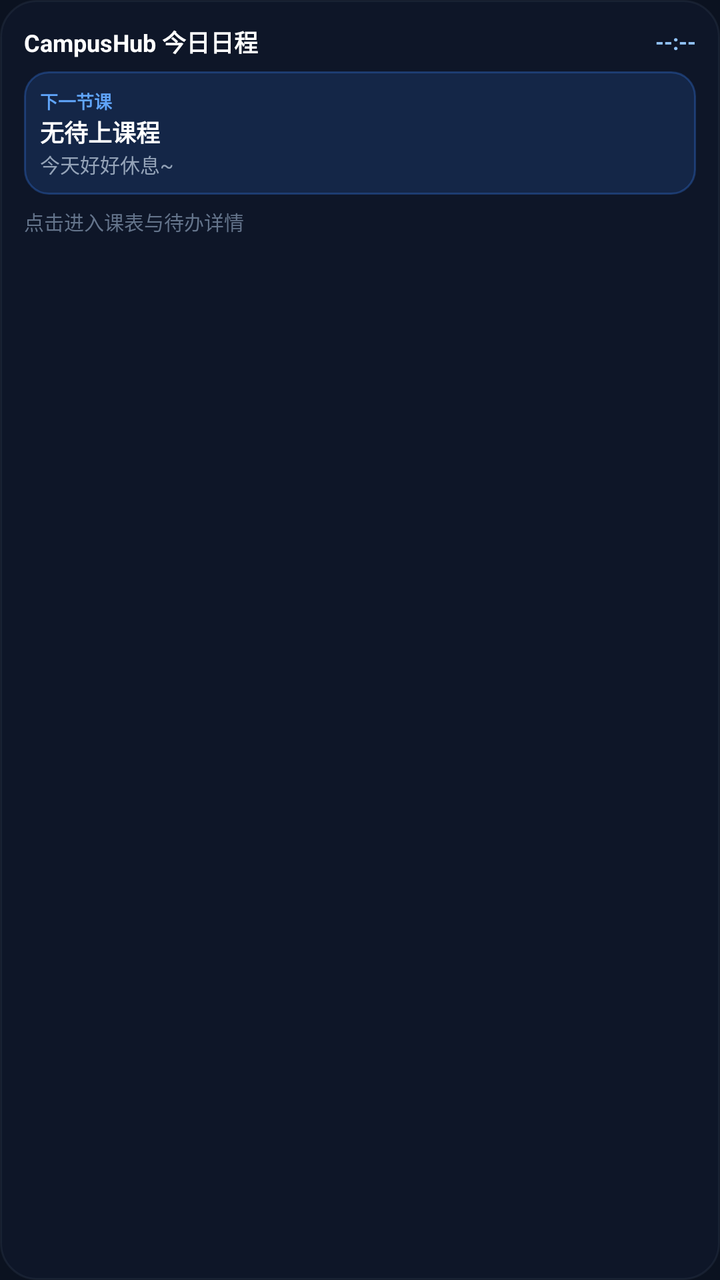
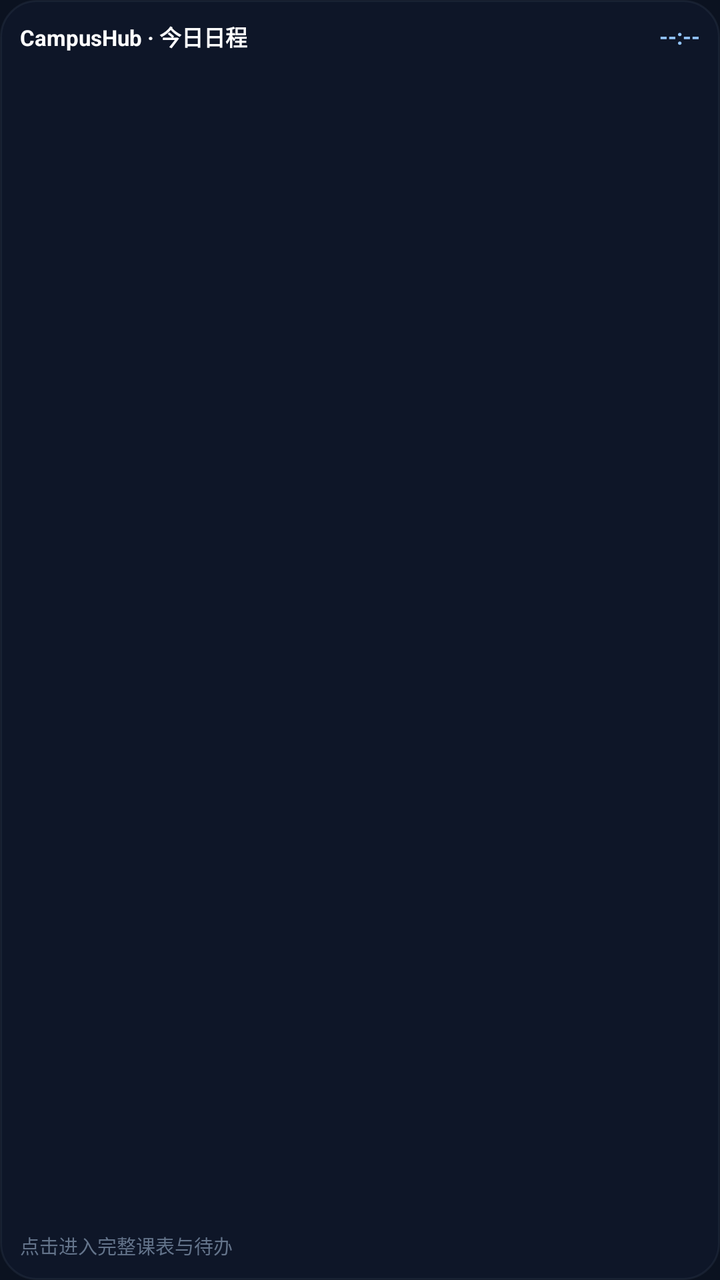

Two renders of the same Android screen: before a commit and after it. Below are the layout's source before the change and the commit's diff.
<!-- AndroidManifest.xml: application theme Theme.CampusHub -->
<!-- res/layout/widget_today.xml -->
<?xml version="1.0" encoding="utf-8"?>
<LinearLayout xmlns:android="http://schemas.android.com/apk/res/android"
    android:id="@+id/widgetRoot"
    android:layout_width="match_parent"
    android:layout_height="match_parent"
    android:orientation="vertical"
    android:padding="12dp"
    android:background="@drawable/widget_bg">

    <LinearLayout
        android:layout_width="match_parent"
        android:layout_height="wrap_content"
        android:orientation="horizontal"
        android:gravity="center_vertical"
        android:paddingBottom="6dp">

        <TextView
            android:id="@+id/widgetTitle"
            android:layout_width="0dp"
            android:layout_height="wrap_content"
            android:layout_weight="1"
            android:text="CampusHub 今日日程"
            android:textSize="12sp"
            android:textStyle="bold"
            android:textColor="#ffffff" />

        <TextView
            android:id="@+id/widgetClock"
            android:layout_width="wrap_content"
            android:layout_height="wrap_content"
            android:text="--:--"
            android:textSize="11sp"
            android:textStyle="bold"
            android:textColor="#93c5fd" />
    </LinearLayout>

    <LinearLayout
        android:id="@+id/heroCard"
        android:layout_width="match_parent"
        android:layout_height="wrap_content"
        android:orientation="horizontal"
        android:padding="8dp"
        android:background="@drawable/widget_hero_bg"
        android:gravity="center_vertical"
        android:layout_marginBottom="6dp">

        <LinearLayout
            android:layout_width="0dp"
            android:layout_height="wrap_content"
            android:layout_weight="1"
            android:orientation="vertical">

            <TextView
                android:id="@+id/heroStatus"
                android:layout_width="wrap_content"
                android:layout_height="wrap_content"
                android:text="下一节课"
                android:textSize="9sp"
                android:textStyle="bold"
                android:textColor="#60a5fa" />

            <TextView
                android:id="@+id/heroClassTitle"
                android:layout_width="wrap_content"
                android:layout_height="wrap_content"
                android:text="无待上课程"
                android:textSize="12sp"
                android:textStyle="bold"
                android:textColor="#ffffff"
                android:singleLine="true" />

            <TextView
                android:id="@+id/heroClassTime"
                android:layout_width="wrap_content"
                android:layout_height="wrap_content"
                android:text="今天好好休息~"
                android:textSize="10sp"
                android:textColor="#94a3b8" />
        </LinearLayout>

        <TextView
            android:id="@+id/heroLocation"
            android:layout_width="wrap_content"
            android:layout_height="wrap_content"
            android:text=""
            android:textSize="11sp"
            android:textStyle="bold"
            android:textColor="#bfdbfe"
            android:paddingLeft="6dp"
            android:paddingRight="6dp"
            android:paddingTop="2dp"
            android:paddingBottom="2dp" />
    </LinearLayout>

    <TextView
        android:id="@+id/widgetSummary"
        android:layout_width="match_parent"
        android:layout_height="wrap_content"
        android:text="点击进入课表与待办详情"
        android:textSize="10sp"
        android:textColor="#64748b" />

</LinearLayout>
<!-- resources referenced by this layout -->
<resources>
  <!-- drawable widget_bg (drawable) -->
  <?xml version="1.0" encoding="utf-8"?>
  <shape xmlns:android="http://schemas.android.com/apk/res/android"
      android:shape="rectangle">
      <solid android:color="#d90f172a" />
      <corners android:radius="18dp" />
      <stroke android:width="1dp" android:color="#33475569" />
  </shape>
  <!-- drawable widget_hero_bg (drawable) -->
  <?xml version="1.0" encoding="utf-8"?>
  <shape xmlns:android="http://schemas.android.com/apk/res/android"
      android:shape="rectangle">
      <solid android:color="#263b82f6" />
      <corners android:radius="12dp" />
      <stroke android:width="1dp" android:color="#4d3b82f6" />
  </shape>
  <style name="Theme.CampusHub" parent="Theme.MaterialComponents.DayNight.NoActionBar">
          <item name="android:statusBarColor">@color/bg_dark</item>
          <item name="android:navigationBarColor">@color/bg_dark</item>
          <item name="android:windowBackground">@color/bg_dark</item>
      </style>
  <color name="bg_dark">#0b1220</color>
</resources>

<!-- the commit's change to res/layout/widget_today.xml (unified diff, before → after) -->
@@ -4,25 +4,28 @@
     android:layout_width="match_parent"
     android:layout_height="match_parent"
     android:orientation="vertical"
-    android:padding="12dp"
+    android:padding="10dp"
     android:background="@drawable/widget_bg">
 
+    
     <LinearLayout
         android:layout_width="match_parent"
         android:layout_height="wrap_content"
         android:orientation="horizontal"
         android:gravity="center_vertical"
-        android:paddingBottom="6dp">
+        android:paddingBottom="5dp">
 
         <TextView
             android:id="@+id/widgetTitle"
             android:layout_width="0dp"
             android:layout_height="wrap_content"
             android:layout_weight="1"
-            android:text="CampusHub 今日日程"
-            android:textSize="12sp"
+            android:text="CampusHub · 今日日程"
+            android:textSize="11sp"
             android:textStyle="bold"
-            android:textColor="#ffffff" />
+            android:textColor="#ffffff"
+            android:singleLine="true"
+            android:ellipsize="end" />
 
         <TextView
             android:id="@+id/widgetClock"
@@ -34,15 +37,17 @@
             android:textColor="#93c5fd" />
     </LinearLayout>
 
+    
     <LinearLayout
         android:id="@+id/heroCard"
         android:layout_width="match_parent"
         android:layout_height="wrap_content"
         android:orientation="horizontal"
-        android:padding="8dp"
+        android:padding="6dp"
         android:background="@drawable/widget_hero_bg"
         android:gravity="center_vertical"
-        android:layout_marginBottom="6dp">
+        android:layout_marginBottom="4dp"
+        android:visibility="gone">
 
         <LinearLayout
             android:layout_width="0dp"
@@ -50,32 +55,41 @@
             android:layout_weight="1"
             android:orientation="vertical">
 
-            <TextView
-                android:id="@+id/heroStatus"
-                android:layout_width="wrap_content"
-                android:layout_height="wrap_content"
-                android:text="下一节课"
-                android:textSize="9sp"
-                android:textStyle="bold"
-                android:textColor="#60a5fa" />
+            <LinearLayout
+                android:layout_width="wrap_content"
+                android:layout_height="wrap_content"
+                android:orientation="horizontal"
+                android:gravity="center_vertical">
+
+                <TextView
+                    android:id="@+id/heroStatus"
+                    android:layout_width="wrap_content"
+                    android:layout_height="wrap_content"
+                    android:text="下一节课"
+                    android:textSize="9sp"
+                    android:textStyle="bold"
+                    android:textColor="#60a5fa" />
+
+                <TextView
+                    android:id="@+id/heroClassTime"
+                    android:layout_width="wrap_content"
+                    android:layout_height="wrap_content"
+                    android:layout_marginLeft="6dp"
+                    android:text="10:20–12:00"
+                    android:textSize="9sp"
+                    android:textColor="#94a3b8" />
+            </LinearLayout>
 
             <TextView
                 android:id="@+id/heroClassTitle"
                 android:layout_width="wrap_content"
                 android:layout_height="wrap_content"
-                android:text="无待上课程"
-                android:textSize="12sp"
+                android:text="课程标题"
+                android:textSize="11sp"
                 android:textStyle="bold"
                 android:textColor="#ffffff"
-                android:singleLine="true" />
-
-            <TextView
-                android:id="@+id/heroClassTime"
-                android:layout_width="wrap_content"
-                android:layout_height="wrap_content"
-                android:text="今天好好休息~"
-                android:textSize="10sp"
-                android:textColor="#94a3b8" />
+                android:singleLine="true"
+                android:ellipsize="end" />
         </LinearLayout>
 
         <TextView
@@ -83,21 +97,282 @@
             android:layout_width="wrap_content"
             android:layout_height="wrap_content"
             android:text=""
-            android:textSize="11sp"
+            android:textSize="10sp"
             android:textStyle="bold"
             android:textColor="#bfdbfe"
             android:paddingLeft="6dp"
             android:paddingRight="6dp"
             android:paddingTop="2dp"
-            android:paddingBottom="2dp" />
+            android:paddingBottom="2dp"
+            android:singleLine="true"
+            android:visibility="gone" />
     </LinearLayout>
 
+    
+    <LinearLayout
+        android:id="@+id/itemsContainer"
+        android:layout_width="match_parent"
+        android:layout_height="0dp"
+        android:layout_weight="1"
+        android:orientation="vertical"
+        android:gravity="center_vertical">
+
+        
+        <LinearLayout
+            android:id="@+id/itemRow1"
+            android:layout_width="match_parent"
+            android:layout_height="wrap_content"
+            android:orientation="horizontal"
+            android:gravity="center_vertical"
+            android:paddingTop="2dp"
+            android:paddingBottom="2dp"
+            android:visibility="gone">
+
+            <TextView
+                android:id="@+id/itemTag1"
+                android:layout_width="wrap_content"
+                android:layout_height="wrap_content"
+                android:textSize="8.5sp"
+                android:textStyle="bold"
+                android:paddingLeft="4dp"
+                android:paddingRight="4dp"
+                android:paddingTop="1dp"
+                android:paddingBottom="1dp"
+                android:background="@drawable/widget_tag_class"
+                android:textColor="#93c5fd"
+                android:text="课" />
+
+            <TextView
+                android:id="@+id/itemTime1"
+                android:layout_width="wrap_content"
+                android:layout_height="wrap_content"
+                android:textSize="9.5sp"
+                android:textStyle="bold"
+                android:textColor="#cbd5e1"
+                android:layout_marginLeft="5dp"
+                android:text="14:00" />
+
+            <TextView
+                android:id="@+id/itemTitle1"
+                android:layout_width="0dp"
+                android:layout_height="wrap_content"
+                android:layout_weight="1"
+                android:textSize="9.5sp"
+                android:textColor="#f8fafc"
+                android:singleLine="true"
+                android:ellipsize="end"
+                android:layout_marginLeft="6dp"
+                android:text="日程标题" />
+
+            <TextView
+                android:id="@+id/itemLoc1"
+                android:layout_width="wrap_content"
+                android:layout_height="wrap_content"
+                android:textSize="8.5sp"
+                android:textColor="#94a3b8"
+                android:singleLine="true"
+                android:layout_marginLeft="4dp"
+                android:text="地点" />
+        </LinearLayout>
+
+        
+        <LinearLayout
+            android:id="@+id/itemRow2"
+            android:layout_width="match_parent"
+            android:layout_height="wrap_content"
+            android:orientation="horizontal"
+            android:gravity="center_vertical"
+            android:paddingTop="2dp"
+            android:paddingBottom="2dp"
+            android:visibility="gone">
+
+            <TextView
+                android:id="@+id/itemTag2"
+                android:layout_width="wrap_content"
+                android:layout_height="wrap_content"
+                android:textSize="8.5sp"
+                android:textStyle="bold"
+                android:paddingLeft="4dp"
+                android:paddingRight="4dp"
+                android:paddingTop="1dp"
+                android:paddingBottom="1dp"
+                android:background="@drawable/widget_tag_class"
+                android:textColor="#93c5fd"
+                android:text="课" />
+
+            <TextView
+                android:id="@+id/itemTime2"
+                android:layout_width="wrap_content"
+                android:layout_height="wrap_content"
+                android:textSize="9.5sp"
+                android:textStyle="bold"
+                android:textColor="#cbd5e1"
+                android:layout_marginLeft="5dp"
+                android:text="15:45" />
+
+            <TextView
+                android:id="@+id/itemTitle2"
+                android:layout_width="0dp"
+                android:layout_height="wrap_content"
+                android:layout_weight="1"
+                android:textSize="9.5sp"
+                android:textColor="#f8fafc"
+                android:singleLine="true"
+                android:ellipsize="end"
+                android:layout_marginLeft="6dp"
+                android:text="日程标题" />
+
+            <TextView
+                android:id="@+id/itemLoc2"
+                android:layout_width="wrap_content"
+                android:layout_height="wrap_content"
+                android:textSize="8.5sp"
+                android:textColor="#94a3b8"
+                android:singleLine="true"
+                android:layout_marginLeft="4dp"
+                android:text="地点" />
+        </LinearLayout>
+
+        
+        <LinearLayout
+            android:id="@+id/itemRow3"
+            android:layout_width="match_parent"
+            android:layout_height="wrap_content"
+            android:orientation="horizontal"
+            android:gravity="center_vertical"
+            android:paddingTop="2dp"
+            android:paddingBottom="2dp"
+            android:visibility="gone">
+
+            <TextView
+                android:id="@+id/itemTag3"
+                android:layout_width="wrap_content"
+                android:layout_height="wrap_content"
+                android:textSize="8.5sp"
+                android:textStyle="bold"
+                android:paddingLeft="4dp"
+                android:paddingRight="4dp"
+                android:paddingTop="1dp"
+                android:paddingBottom="1dp"
+                android:background="@drawable/widget_tag_todo"
+                android:textColor="#fcd34d"
+                android:text="待办" />
+
+            <TextView
+                android:id="@+id/itemTime3"
+                android:layout_width="wrap_content"
+                android:layout_height="wrap_content"
+                android:textSize="9.5sp"
+                android:textStyle="bold"
+                android:textColor="#cbd5e1"
+                android:layout_marginLeft="5dp"
+                android:text="23:59" />
+
+            <TextView
+                android:id="@+id/itemTitle3"
+                android:layout_width="0dp"
+                android:layout_height="wrap_content"
+                android:layout_weight="1"
+                android:textSize="9.5sp"
+                android:textColor="#f8fafc"
+                android:singleLine="true"
+                android:ellipsize="end"
+                android:layout_marginLeft="6dp"
+                android:text="待办标题" />
+
+            <TextView
+                android:id="@+id/itemLoc3"
+                android:layout_width="wrap_content"
+                android:layout_height="wrap_content"
+                android:textSize="8.5sp"
+                android:textColor="#94a3b8"
+                android:singleLine="true"
+                android:layout_marginLeft="4dp"
+                android:text="地点" />
+        </LinearLayout>
+
+        
+        <LinearLayout
+            android:id="@+id/itemRow4"
+            android:layout_width="match_parent"
+            android:layout_height="wrap_content"
+            android:orientation="horizontal"
+            android:gravity="center_vertical"
+            android:paddingTop="2dp"
+            android:paddingBottom="2dp"
+            android:visibility="gone">
+
+            <TextView
+                android:id="@+id/itemTag4"
+                android:layout_width="wrap_content"
+                android:layout_height="wrap_content"
+                android:textSize="8.5sp"
+                android:textStyle="bold"
+                android:paddingLeft="4dp"
+                android:paddingRight="4dp"
+                android:paddingTop="1dp"
+                android:paddingBottom="1dp"
+                android:background="@drawable/widget_tag_todo"
+                android:textColor="#fcd34d"
+                android:text="待办" />
+
+            <TextView
+                android:id="@+id/itemTime4"
+                android:layout_width="wrap_content"
+                android:layout_height="wrap_content"
+                android:textSize="9.5sp"
+                android:textStyle="bold"
+                android:textColor="#cbd5e1"
+                android:layout_marginLeft="5dp"
+                android:text="23:59" />
+
+            <TextView
+                android:id="@+id/itemTitle4"
+                android:layout_width="0dp"
+                android:layout_height="wrap_content"
+                android:layout_weight="1"
+                android:textSize="9.5sp"
+                android:textColor="#f8fafc"
+                android:singleLine="true"
+                android:ellipsize="end"
+                android:layout_marginLeft="6dp"
+                android:text="待办标题" />
+
+            <TextView
+                android:id="@+id/itemLoc4"
+                android:layout_width="wrap_content"
+                android:layout_height="wrap_content"
+                android:textSize="8.5sp"
+                android:textColor="#94a3b8"
+                android:singleLine="true"
+                android:layout_marginLeft="4dp"
+                android:text="地点" />
+        </LinearLayout>
+
+        
+        <TextView
+            android:id="@+id/emptyNotice"
+            android:layout_width="match_parent"
+            android:layout_height="wrap_content"
+            android:gravity="center"
+            android:text="今天没有待办和课程，好好休息吧~"
+            android:textSize="10sp"
+            android:textColor="#94a3b8"
+            android:paddingTop="8dp"
+            android:paddingBottom="8dp"
+            android:visibility="gone" />
+    </LinearLayout>
+
+    
     <TextView
         android:id="@+id/widgetSummary"
         android:layout_width="match_parent"
         android:layout_height="wrap_content"
-        android:text="点击进入课表与待办详情"
-        android:textSize="10sp"
-        android:textColor="#64748b" />
+        android:text="点击进入完整课表与待办"
+        android:textSize="9.5sp"
+        android:textColor="#64748b"
+        android:paddingTop="3dp"
+        android:singleLine="true"
+        android:ellipsize="end" />
 
 </LinearLayout>
<!-- resource entries referenced after the edit -->
@@ -16,6 +16,22 @@
       <corners android:radius="12dp" />
       <stroke android:width="1dp" android:color="#4d3b82f6" />
   </shape>
+  <!-- drawable widget_tag_class (drawable) -->
+  <?xml version="1.0" encoding="utf-8"?>
+  <shape xmlns:android="http://schemas.android.com/apk/res/android"
+      android:shape="rectangle">
+      <solid android:color="#1a3b82f6" />
+      <corners android:radius="3dp" />
+      <stroke android:width="1dp" android:color="#4d60a5fa" />
+  </shape>
+  <!-- drawable widget_tag_todo (drawable) -->
+  <?xml version="1.0" encoding="utf-8"?>
+  <shape xmlns:android="http://schemas.android.com/apk/res/android"
+      android:shape="rectangle">
+      <solid android:color="#1af59e0b" />
+      <corners android:radius="3dp" />
+      <stroke android:width="1dp" android:color="#4dfbbf24" />
+  </shape>
   <style name="Theme.CampusHub" parent="Theme.MaterialComponents.DayNight.NoActionBar">
           <item name="android:statusBarColor">@color/bg_dark</item>
           <item name="android:navigationBarColor">@color/bg_dark</item>
